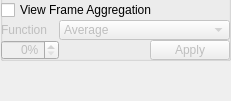
This is hexrd/ui/resources/ui/frame_aggregation.ui in HEXRD/hexrdgui as Qt 5 draws it before an edit. The edited form follows.
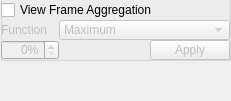
This is the edited form.

Commit message:
Set maximum intensity to default for aggregation
This is the most commonly used, and makes the most reasonable default.

The edit to the form file:
```diff
--- a/hexrd/ui/resources/ui/frame_aggregation.ui
+++ b/hexrd/ui/resources/ui/frame_aggregation.ui
@@ -129,6 +129,9 @@
         <property name="currentText">
          <string>Maximum</string>
         </property>
+        <property name="currentIndex">
+         <number>1</number>
+        </property>
         <property name="sizeAdjustPolicy">
          <enum>QComboBox::AdjustToContents</enum>
         </property>
```
